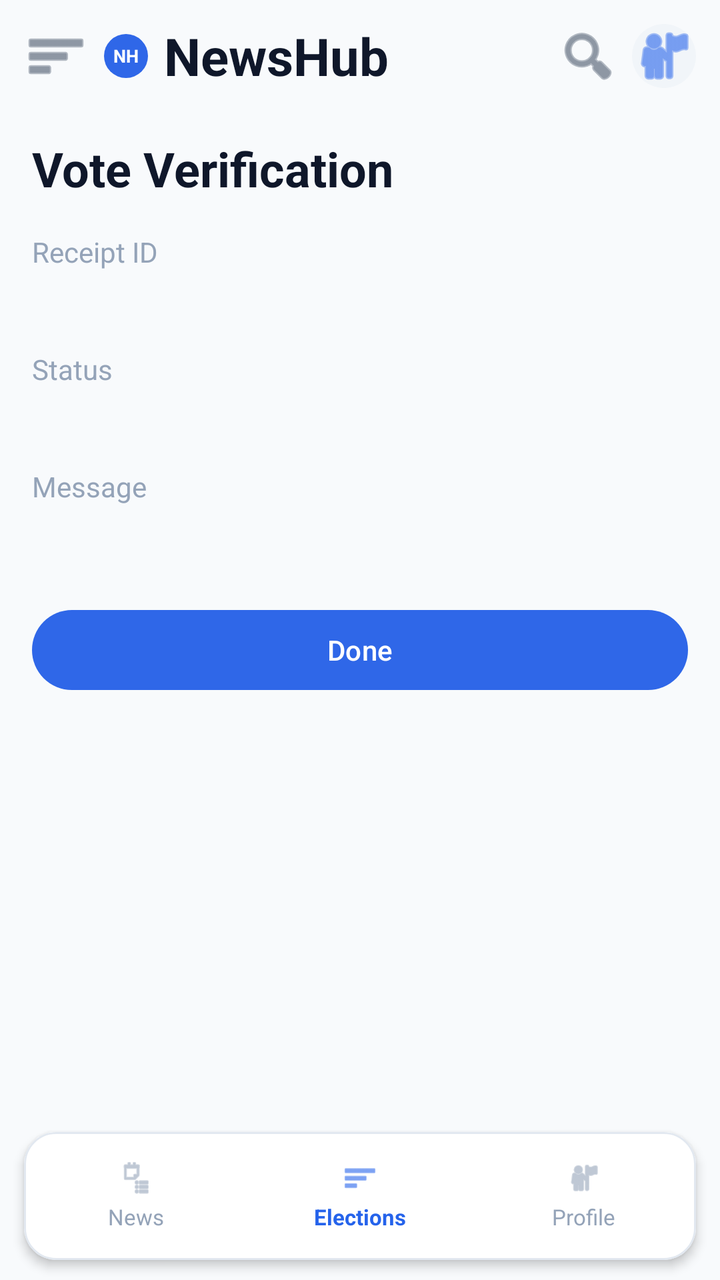
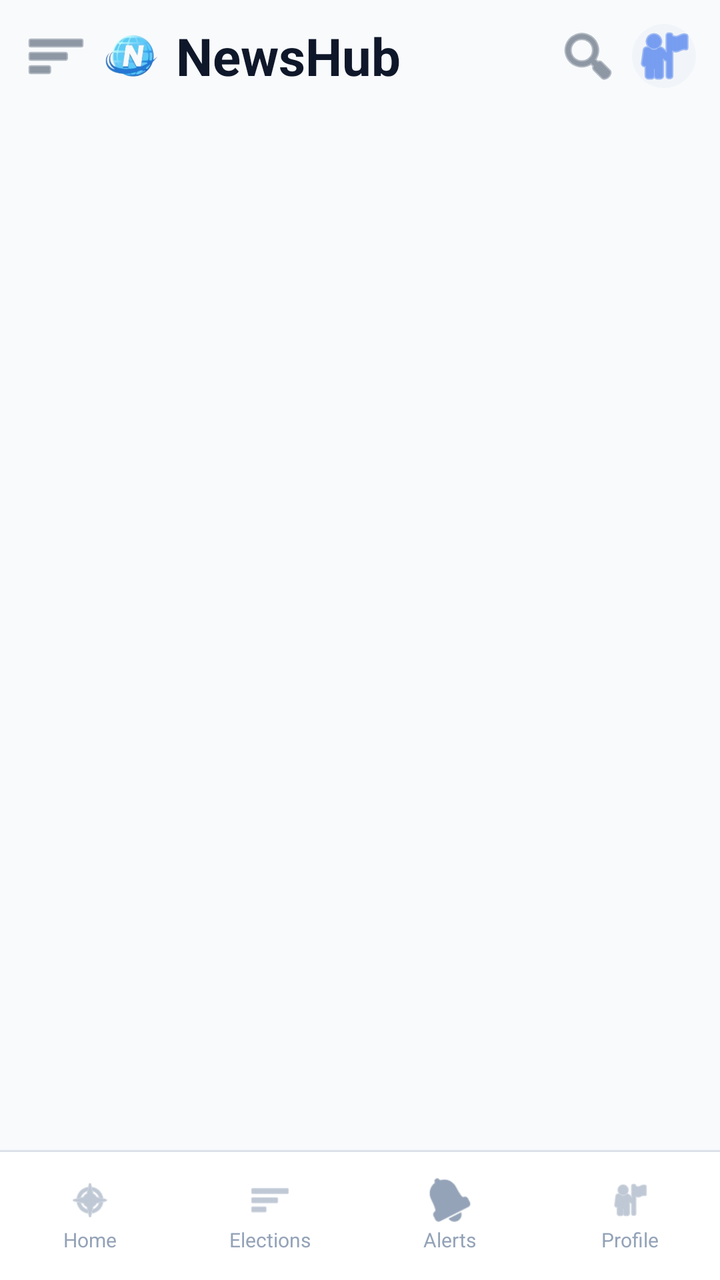

Two renders of the same Android screen: before a commit and after it. Below are the layout's source before the change and the commit's diff.
<!-- AndroidManifest.xml: application theme Theme.NewsHub -->
<!-- res/layout/fragment_vote_verification.xml -->
<?xml version="1.0" encoding="utf-8"?>
<androidx.constraintlayout.widget.ConstraintLayout xmlns:android="http://schemas.android.com/apk/res/android"
    xmlns:app="http://schemas.android.com/apk/res-auto"
    android:layout_width="match_parent"
    android:layout_height="match_parent"
    android:background="@color/home_background">

    <LinearLayout
        android:id="@+id/top_bar"
        android:layout_width="0dp"
        android:layout_height="56dp"
        android:gravity="center_vertical"
        android:orientation="horizontal"
        android:paddingStart="12dp"
        android:paddingEnd="12dp"
        app:layout_constraintEnd_toEndOf="parent"
        app:layout_constraintStart_toStartOf="parent"
        app:layout_constraintTop_toTopOf="parent">

        <ImageButton
            android:id="@+id/button_menu"
            android:layout_width="32dp"
            android:layout_height="32dp"
            android:background="?attr/selectableItemBackgroundBorderless"
            android:contentDescription="@string/home_menu"
            android:padding="6dp"
            android:src="@android:drawable/ic_menu_sort_by_size"
            app:tint="@color/home_text_secondary" />

        <TextView
            android:layout_width="22dp"
            android:layout_height="22dp"
            android:layout_marginStart="8dp"
            android:background="@drawable/bg_auth_logo"
            android:gravity="center"
            android:text="@string/logo_initials"
            android:textColor="@android:color/white"
            android:textSize="9sp"
            android:textStyle="bold" />

        <TextView
            android:layout_width="wrap_content"
            android:layout_height="wrap_content"
            android:layout_marginStart="8dp"
            android:text="@string/home_brand"
            android:textColor="@color/home_text_primary"
            android:textSize="26sp"
            android:textStyle="bold" />

        <View
            android:layout_width="0dp"
            android:layout_height="0dp"
            android:layout_weight="1" />

        <ImageButton
            android:id="@+id/button_refresh"
            android:layout_width="32dp"
            android:layout_height="32dp"
            android:background="?attr/selectableItemBackgroundBorderless"
            android:contentDescription="@string/news_refresh"
            android:padding="6dp"
            android:src="@android:drawable/ic_menu_search"
            app:tint="@color/home_text_secondary" />

        <ImageButton
            android:id="@+id/button_profile_shortcut"
            android:layout_width="32dp"
            android:layout_height="32dp"
            android:layout_marginStart="6dp"
            android:background="@drawable/bg_home_chip_muted"
            android:contentDescription="@string/home_nav_profile"
            android:padding="6dp"
            android:src="@android:drawable/ic_menu_myplaces"
            app:tint="@color/home_primary" />
    </LinearLayout>

    <androidx.core.widget.NestedScrollView
        android:id="@+id/scroll_content"
        android:layout_width="0dp"
        android:layout_height="0dp"
        android:clipToPadding="false"
        android:paddingStart="16dp"
        android:paddingTop="12dp"
        android:paddingEnd="16dp"
        android:paddingBottom="10dp"
        app:layout_constraintBottom_toTopOf="@id/bottom_nav"
        app:layout_constraintEnd_toEndOf="parent"
        app:layout_constraintStart_toStartOf="parent"
        app:layout_constraintTop_toBottomOf="@id/top_bar">

        <LinearLayout
            android:layout_width="match_parent"
            android:layout_height="wrap_content"
            android:orientation="vertical">

            <TextView
                android:id="@+id/text_title"
                android:layout_width="match_parent"
                android:layout_height="wrap_content"
                android:text="@string/vote_verification_title"
                android:textColor="@color/home_text_primary"
                android:textSize="24sp"
                android:textStyle="bold" />

            <TextView
                android:id="@+id/text_receipt_label"
                android:layout_width="wrap_content"
                android:layout_height="wrap_content"
                android:layout_marginTop="16dp"
                android:text="@string/vote_receipt_label"
                android:textColor="@color/home_muted" />

            <TextView
                android:id="@+id/text_receipt_value"
                android:layout_width="match_parent"
                android:layout_height="wrap_content"
                android:layout_marginTop="4dp"
                android:textColor="@color/home_text_primary"
                android:textSize="16sp" />

            <TextView
                android:id="@+id/text_status_label"
                android:layout_width="wrap_content"
                android:layout_height="wrap_content"
                android:layout_marginTop="14dp"
                android:text="@string/vote_status_label"
                android:textColor="@color/home_muted" />

            <TextView
                android:id="@+id/text_status_value"
                android:layout_width="match_parent"
                android:layout_height="wrap_content"
                android:layout_marginTop="4dp"
                android:textColor="@color/home_primary"
                android:textSize="16sp"
                android:textStyle="bold" />

            <TextView
                android:id="@+id/text_message_label"
                android:layout_width="wrap_content"
                android:layout_height="wrap_content"
                android:layout_marginTop="14dp"
                android:text="@string/vote_message_label"
                android:textColor="@color/home_muted" />

            <TextView
                android:id="@+id/text_message_value"
                android:layout_width="match_parent"
                android:layout_height="wrap_content"
                android:layout_marginTop="4dp"
                android:textColor="@color/home_text_primary"
                android:textSize="15sp" />

            <com.google.android.material.button.MaterialButton
                android:id="@+id/button_done"
                android:layout_width="match_parent"
                android:layout_height="wrap_content"
                android:layout_marginTop="24dp"
                android:text="@string/vote_done_action" />
        </LinearLayout>
    </androidx.core.widget.NestedScrollView>

    <ProgressBar
        android:id="@+id/progress_verify"
        android:layout_width="40dp"
        android:layout_height="40dp"
        android:visibility="gone"
        app:layout_constraintBottom_toBottomOf="@id/scroll_content"
        app:layout_constraintEnd_toEndOf="@id/scroll_content"
        app:layout_constraintStart_toStartOf="@id/scroll_content"
        app:layout_constraintTop_toTopOf="@id/scroll_content" />

    <com.google.android.material.card.MaterialCardView
        android:id="@+id/bottom_nav"
        android:layout_width="0dp"
        android:layout_height="64dp"
        android:layout_marginStart="12dp"
        android:layout_marginEnd="12dp"
        android:layout_marginBottom="10dp"
        app:cardBackgroundColor="@color/home_card_bg"
        app:cardCornerRadius="16dp"
        app:cardElevation="3dp"
        app:layout_constraintBottom_toBottomOf="parent"
        app:layout_constraintEnd_toEndOf="parent"
        app:layout_constraintStart_toStartOf="parent"
        app:strokeColor="@color/home_border"
        app:strokeWidth="1dp">

        <LinearLayout
            android:layout_width="match_parent"
            android:layout_height="match_parent"
            android:gravity="center"
            android:orientation="horizontal">

            <LinearLayout
                android:id="@+id/nav_news"
                android:layout_width="0dp"
                android:layout_height="match_parent"
                android:layout_weight="1"
                android:gravity="center"
                android:orientation="vertical">

                <ImageView
                    android:layout_width="18dp"
                    android:layout_height="18dp"
                    android:src="@android:drawable/ic_menu_agenda"
                    app:tint="@color/home_muted" />

                <TextView
                    android:layout_width="wrap_content"
                    android:layout_height="wrap_content"
                    android:layout_marginTop="3dp"
                    android:text="@string/home_nav_news"
                    android:textColor="@color/home_muted"
                    android:textSize="11sp" />
            </LinearLayout>

            <LinearLayout
                android:id="@+id/nav_elections"
                android:layout_width="0dp"
                android:layout_height="match_parent"
                android:layout_weight="1"
                android:gravity="center"
                android:orientation="vertical">

                <ImageView
                    android:layout_width="18dp"
                    android:layout_height="18dp"
                    android:src="@android:drawable/ic_menu_sort_by_size"
                    app:tint="@color/home_primary" />

                <TextView
                    android:layout_width="wrap_content"
                    android:layout_height="wrap_content"
                    android:layout_marginTop="3dp"
                    android:text="@string/home_nav_elections"
                    android:textColor="@color/home_primary"
                    android:textSize="11sp"
                    android:textStyle="bold" />
            </LinearLayout>

            <LinearLayout
                android:id="@+id/nav_profile"
                android:layout_width="0dp"
                android:layout_height="match_parent"
                android:layout_weight="1"
                android:gravity="center"
                android:orientation="vertical">

                <ImageView
                    android:layout_width="18dp"
                    android:layout_height="18dp"
                    android:src="@android:drawable/ic_menu_myplaces"
                    app:tint="@color/home_muted" />

                <TextView
                    android:layout_width="wrap_content"
                    android:layout_height="wrap_content"
                    android:layout_marginTop="3dp"
                    android:text="@string/home_nav_profile"
                    android:textColor="@color/home_muted"
                    android:textSize="11sp" />
            </LinearLayout>
        </LinearLayout>
    </com.google.android.material.card.MaterialCardView>

</androidx.constraintlayout.widget.ConstraintLayout>
<!-- resources referenced by this layout -->
<resources>
  <color name="home_background">#F8FAFC</color>
  <color name="home_border">#E2E8F0</color>
  <color name="home_card_bg">#FFFFFF</color>
  <color name="home_muted">#94A3B8</color>
  <color name="home_primary">#2563EB</color>
  <color name="home_text_primary">#0F172A</color>
  <color name="home_text_secondary">#475569</color>
  <!-- drawable bg_auth_logo (drawable) -->
  <?xml version="1.0" encoding="utf-8"?>
  <shape xmlns:android="http://schemas.android.com/apk/res/android" android:shape="rectangle">
      <solid android:color="@color/auth_primary" />
      <corners android:radius="14dp" />
  </shape>
  <!-- drawable bg_home_chip_muted (drawable) -->
  <?xml version="1.0" encoding="utf-8"?>
  <shape xmlns:android="http://schemas.android.com/apk/res/android" android:shape="rectangle">
      <solid android:color="#F1F5F9" />
      <corners android:radius="999dp" />
  </shape>
  <string name="home_brand">NewsHub</string>
  <string name="home_menu">Open menu</string>
  <string name="home_nav_elections">Elections</string>
  <string name="home_nav_news">News</string>
  <string name="home_nav_profile">Profile</string>
  <string name="logo_initials">NH</string>
  <string name="news_refresh">Refresh</string>
  <string name="vote_done_action">Done</string>
  <string name="vote_message_label">Message</string>
  <string name="vote_receipt_label">Receipt ID</string>
  <string name="vote_status_label">Status</string>
  <string name="vote_verification_title">Vote Verification</string>
  <style name="Theme.NewsHub" parent="Base.Theme.NewsHub" />
  <color name="auth_primary">#2F67E8</color>
  <style name="Base.Theme.NewsHub" parent="Theme.Material3.DayNight.NoActionBar">
          <item name="colorPrimary">@color/auth_primary</item>
          <item name="colorOnPrimary">@android:color/white</item>
          <item name="android:statusBarColor">@color/auth_background</item>
          <item name="android:navigationBarColor">@color/auth_background</item>
      </style>
  <color name="auth_background">#F3F4F6</color>
</resources>

<!-- the commit's change to res/layout/fragment_vote_verification.xml (unified diff, before → after) -->
@@ -27,16 +27,13 @@
             android:src="@android:drawable/ic_menu_sort_by_size"
             app:tint="@color/home_text_secondary" />
 
-        <TextView
-            android:layout_width="22dp"
-            android:layout_height="22dp"
+        <ImageView
+            android:layout_width="28dp"
+            android:layout_height="28dp"
             android:layout_marginStart="8dp"
-            android:background="@drawable/bg_auth_logo"
-            android:gravity="center"
-            android:text="@string/logo_initials"
-            android:textColor="@android:color/white"
-            android:textSize="9sp"
-            android:textStyle="bold" />
+            android:contentDescription="@string/home_brand"
+            android:scaleType="fitCenter"
+            android:src="@drawable/ic_newshub_logo" />
 
         <TextView
             android:layout_width="wrap_content"
@@ -82,7 +79,7 @@
         android:paddingStart="16dp"
         android:paddingTop="12dp"
         android:paddingEnd="16dp"
-        android:paddingBottom="10dp"
+        android:paddingBottom="72dp"
         app:layout_constraintBottom_toTopOf="@id/bottom_nav"
         app:layout_constraintEnd_toEndOf="parent"
         app:layout_constraintStart_toStartOf="parent"
@@ -170,98 +167,139 @@
         app:layout_constraintStart_toStartOf="@id/scroll_content"
         app:layout_constraintTop_toTopOf="@id/scroll_content" />
 
-    <com.google.android.material.card.MaterialCardView
+    <include
+        android:id="@+id/bottom_nav_bar"
+        layout="@layout/partial_bottom_nav_neutral"
+        android:layout_width="0dp"
+        android:layout_height="wrap_content"
+        app:layout_constraintBottom_toBottomOf="parent"
+        app:layout_constraintEnd_toEndOf="parent"
+        app:layout_constraintStart_toStartOf="parent" />
+
+</androidx.constraintlayout.widget.ConstraintLayout>
+<!-- res/layout/partial_bottom_nav_neutral.xml (included above) -->
+<?xml version="1.0" encoding="utf-8"?>
+<androidx.constraintlayout.widget.ConstraintLayout xmlns:android="http://schemas.android.com/apk/res/android"
+    xmlns:app="http://schemas.android.com/apk/res-auto"
+    android:layout_width="match_parent"
+    android:layout_height="wrap_content">
+
+    <View
+        android:id="@+id/nav_divider"
+        android:layout_width="0dp"
+        android:layout_height="1dp"
+        android:background="@color/home_border"
+        app:layout_constraintEnd_toEndOf="parent"
+        app:layout_constraintStart_toStartOf="parent"
+        app:layout_constraintTop_toTopOf="parent" />
+
+    <LinearLayout
         android:id="@+id/bottom_nav"
         android:layout_width="0dp"
         android:layout_height="64dp"
-        android:layout_marginStart="12dp"
-        android:layout_marginEnd="12dp"
-        android:layout_marginBottom="10dp"
-        app:cardBackgroundColor="@color/home_card_bg"
-        app:cardCornerRadius="16dp"
-        app:cardElevation="3dp"
+        android:background="@color/home_card_bg"
+        android:elevation="4dp"
+        android:orientation="horizontal"
         app:layout_constraintBottom_toBottomOf="parent"
         app:layout_constraintEnd_toEndOf="parent"
         app:layout_constraintStart_toStartOf="parent"
-        app:strokeColor="@color/home_border"
-        app:strokeWidth="1dp">
-
-        <LinearLayout
-            android:layout_width="match_parent"
+        app:layout_constraintTop_toBottomOf="@id/nav_divider">
+
+        <LinearLayout
+            android:id="@+id/nav_home"
+            android:layout_width="0dp"
             android:layout_height="match_parent"
+            android:layout_weight="1"
             android:gravity="center"
-            android:orientation="horizontal">
-
-            <LinearLayout
-                android:id="@+id/nav_news"
-                android:layout_width="0dp"
-                android:layout_height="match_parent"
-                android:layout_weight="1"
-                android:gravity="center"
-                android:orientation="vertical">
-
-                <ImageView
-                    android:layout_width="18dp"
-                    android:layout_height="18dp"
-                    android:src="@android:drawable/ic_menu_agenda"
-                    app:tint="@color/home_muted" />
-
-                <TextView
-                    android:layout_width="wrap_content"
-                    android:layout_height="wrap_content"
-                    android:layout_marginTop="3dp"
-                    android:text="@string/home_nav_news"
-                    android:textColor="@color/home_muted"
-                    android:textSize="11sp" />
-            </LinearLayout>
-
-            <LinearLayout
-                android:id="@+id/nav_elections"
-                android:layout_width="0dp"
-                android:layout_height="match_parent"
-                android:layout_weight="1"
-                android:gravity="center"
-                android:orientation="vertical">
-
-                <ImageView
-                    android:layout_width="18dp"
-                    android:layout_height="18dp"
-                    android:src="@android:drawable/ic_menu_sort_by_size"
-                    app:tint="@color/home_primary" />
-
-                <TextView
-                    android:layout_width="wrap_content"
-                    android:layout_height="wrap_content"
-                    android:layout_marginTop="3dp"
-                    android:text="@string/home_nav_elections"
-                    android:textColor="@color/home_primary"
-                    android:textSize="11sp"
-                    android:textStyle="bold" />
-            </LinearLayout>
-
-            <LinearLayout
-                android:id="@+id/nav_profile"
-                android:layout_width="0dp"
-                android:layout_height="match_parent"
-                android:layout_weight="1"
-                android:gravity="center"
-                android:orientation="vertical">
-
-                <ImageView
-                    android:layout_width="18dp"
-                    android:layout_height="18dp"
-                    android:src="@android:drawable/ic_menu_myplaces"
-                    app:tint="@color/home_muted" />
-
-                <TextView
-                    android:layout_width="wrap_content"
-                    android:layout_height="wrap_content"
-                    android:layout_marginTop="3dp"
-                    android:text="@string/home_nav_profile"
-                    android:textColor="@color/home_muted"
-                    android:textSize="11sp" />
-            </LinearLayout>
-        </LinearLayout>
-    </com.google.android.material.card.MaterialCardView>
+            android:orientation="vertical"
+            android:padding="4dp">
+
+            <ImageView
+                android:layout_width="22dp"
+                android:layout_height="22dp"
+                android:src="@android:drawable/ic_menu_compass"
+                app:tint="@color/home_muted" />
+
+            <TextView
+                android:layout_width="wrap_content"
+                android:layout_height="wrap_content"
+                android:layout_marginTop="2dp"
+                android:text="@string/home_nav_home"
+                android:textColor="@color/home_muted"
+                android:textSize="10sp" />
+        </LinearLayout>
+
+        <LinearLayout
+            android:id="@+id/nav_elections"
+            android:layout_width="0dp"
+            android:layout_height="match_parent"
+            android:layout_weight="1"
+            android:gravity="center"
+            android:orientation="vertical"
+            android:padding="4dp">
+
+            <ImageView
+                android:layout_width="22dp"
+                android:layout_height="22dp"
+                android:src="@android:drawable/ic_menu_sort_by_size"
+                app:tint="@color/home_muted" />
+
+            <TextView
+                android:layout_width="wrap_content"
+                android:layout_height="wrap_content"
+                android:layout_marginTop="2dp"
+                android:text="@string/home_nav_elections"
+                android:textColor="@color/home_muted"
+                android:textSize="10sp" />
+        </LinearLayout>
+
+        <LinearLayout
+            android:id="@+id/nav_alerts"
+            android:layout_width="0dp"
+            android:layout_height="match_parent"
+            android:layout_weight="1"
+            android:gravity="center"
+            android:orientation="vertical"
+            android:padding="4dp">
+
+            <ImageView
+                android:layout_width="22dp"
+                android:layout_height="22dp"
+                android:src="@android:drawable/ic_popup_reminder"
+                app:tint="@color/home_muted" />
+
+            <TextView
+                android:layout_width="wrap_content"
+                android:layout_height="wrap_content"
+                android:layout_marginTop="2dp"
+                android:text="@string/home_nav_alerts"
+                android:textColor="@color/home_muted"
+                android:textSize="10sp" />
+        </LinearLayout>
+
+        <LinearLayout
+            android:id="@+id/nav_profile"
+            android:layout_width="0dp"
+            android:layout_height="match_parent"
+            android:layout_weight="1"
+            android:gravity="center"
+            android:orientation="vertical"
+            android:padding="4dp">
+
+            <ImageView
+                android:layout_width="22dp"
+                android:layout_height="22dp"
+                android:src="@android:drawable/ic_menu_myplaces"
+                app:tint="@color/home_muted" />
+
+            <TextView
+                android:layout_width="wrap_content"
+                android:layout_height="wrap_content"
+                android:layout_marginTop="2dp"
+                android:text="@string/home_nav_profile"
+                android:textColor="@color/home_muted"
+                android:textSize="10sp" />
+        </LinearLayout>
+    </LinearLayout>
 
 </androidx.constraintlayout.widget.ConstraintLayout>
<!-- resource entries referenced after the edit -->
@@ -7,24 +7,19 @@
   <color name="home_primary">#2563EB</color>
   <color name="home_text_primary">#0F172A</color>
   <color name="home_text_secondary">#475569</color>
-  <!-- drawable bg_auth_logo (drawable) -->
-  <?xml version="1.0" encoding="utf-8"?>
-  <shape xmlns:android="http://schemas.android.com/apk/res/android" android:shape="rectangle">
-      <solid android:color="@color/auth_primary" />
-      <corners android:radius="14dp" />
-  </shape>
   <!-- drawable bg_home_chip_muted (drawable) -->
   <?xml version="1.0" encoding="utf-8"?>
   <shape xmlns:android="http://schemas.android.com/apk/res/android" android:shape="rectangle">
       <solid android:color="#F1F5F9" />
       <corners android:radius="999dp" />
   </shape>
+  <!-- drawable ic_newshub_logo: png bitmap (drawable, 49788 bytes) -->
   <string name="home_brand">NewsHub</string>
   <string name="home_menu">Open menu</string>
+  <string name="home_nav_alerts">Alerts</string>
   <string name="home_nav_elections">Elections</string>
-  <string name="home_nav_news">News</string>
+  <string name="home_nav_home">Home</string>
   <string name="home_nav_profile">Profile</string>
-  <string name="logo_initials">NH</string>
   <string name="news_refresh">Refresh</string>
   <string name="vote_done_action">Done</string>
   <string name="vote_message_label">Message</string>
